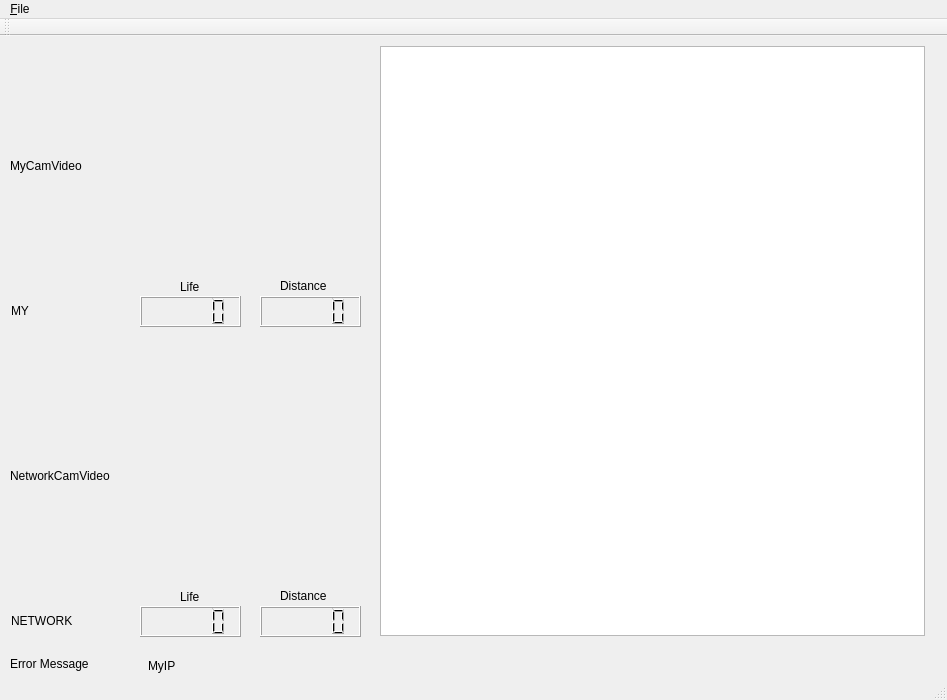
Qt form HungarianRoadRage/mainwindow.ui (tkertesz/hrrqt) before a commit.
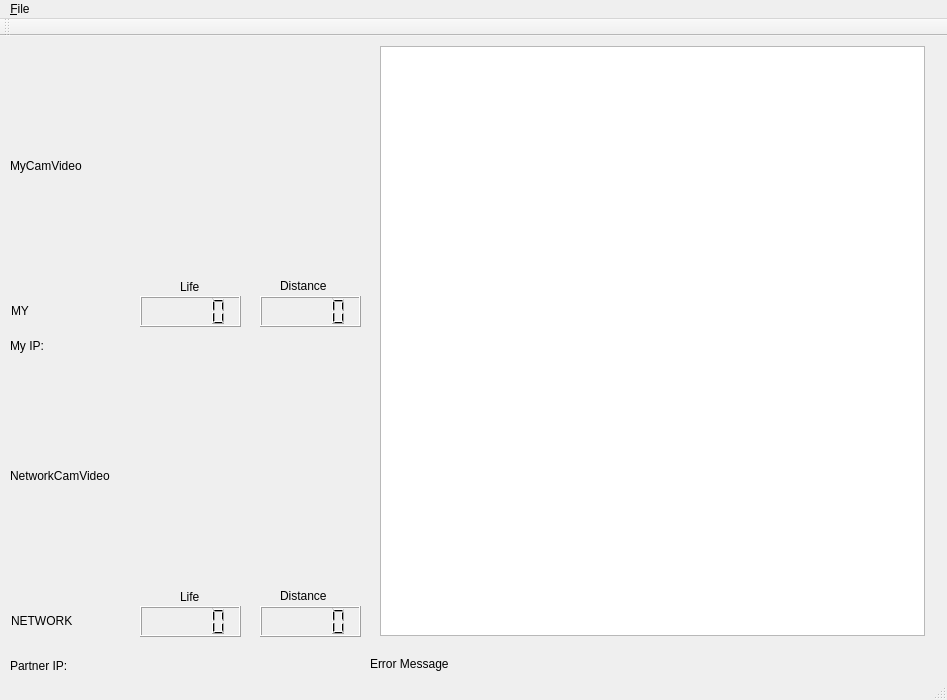
The same form after that commit.

```diff
--- a/HungarianRoadRage/mainwindow.ui
+++ b/HungarianRoadRage/mainwindow.ui
@@ -106,20 +106,20 @@
    <widget class="QLabel" name="MyIP">
     <property name="geometry">
      <rect>
-      <x>148</x>
-      <y>620</y>
+      <x>10</x>
+      <y>300</y>
       <width>231</width>
       <height>20</height>
      </rect>
     </property>
     <property name="text">
-     <string>MyIP</string>
+     <string>My IP:</string>
     </property>
    </widget>
    <widget class="QLabel" name="ErrorLabel">
     <property name="geometry">
      <rect>
-      <x>10</x>
+      <x>370</x>
       <y>620</y>
       <width>90</width>
       <height>16</height>
@@ -309,6 +309,19 @@
      <string>Distance</string>
     </property>
    </widget>
+   <widget class="QLabel" name="PartnerIP">
+    <property name="geometry">
+     <rect>
+      <x>10</x>
+      <y>620</y>
+      <width>231</width>
+      <height>20</height>
+     </rect>
+    </property>
+    <property name="text">
+     <string>Partner IP:</string>
+    </property>
+   </widget>
   </widget>
   <widget class="QToolBar" name="mainToolBar">
    <attribute name="toolBarArea">
```
Left out of the diff: 2 changed lines with no effect on the pictures.
